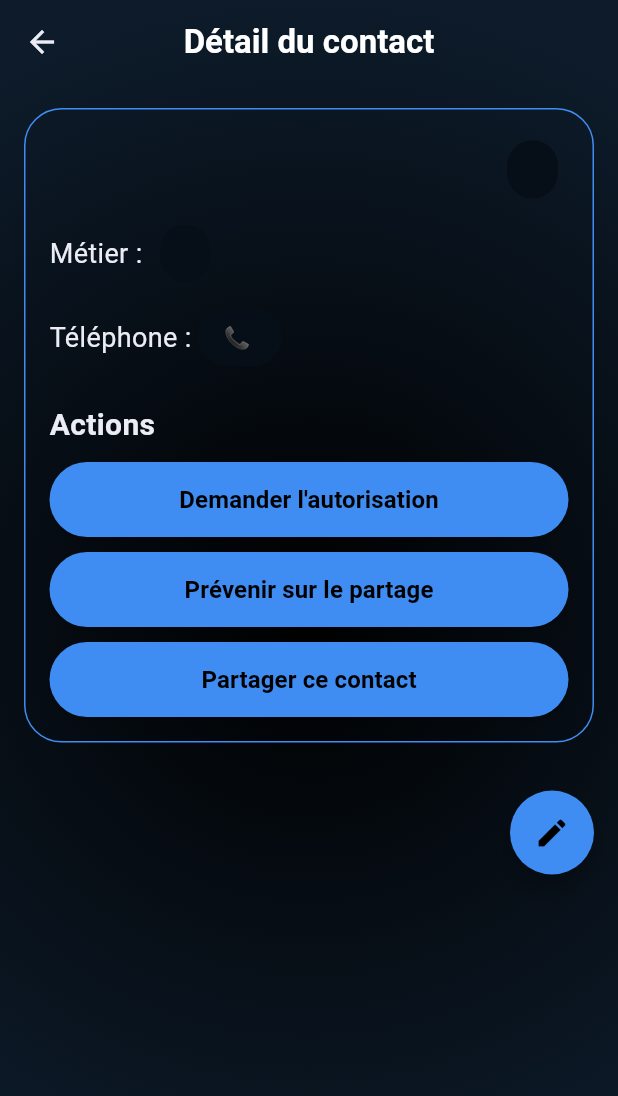
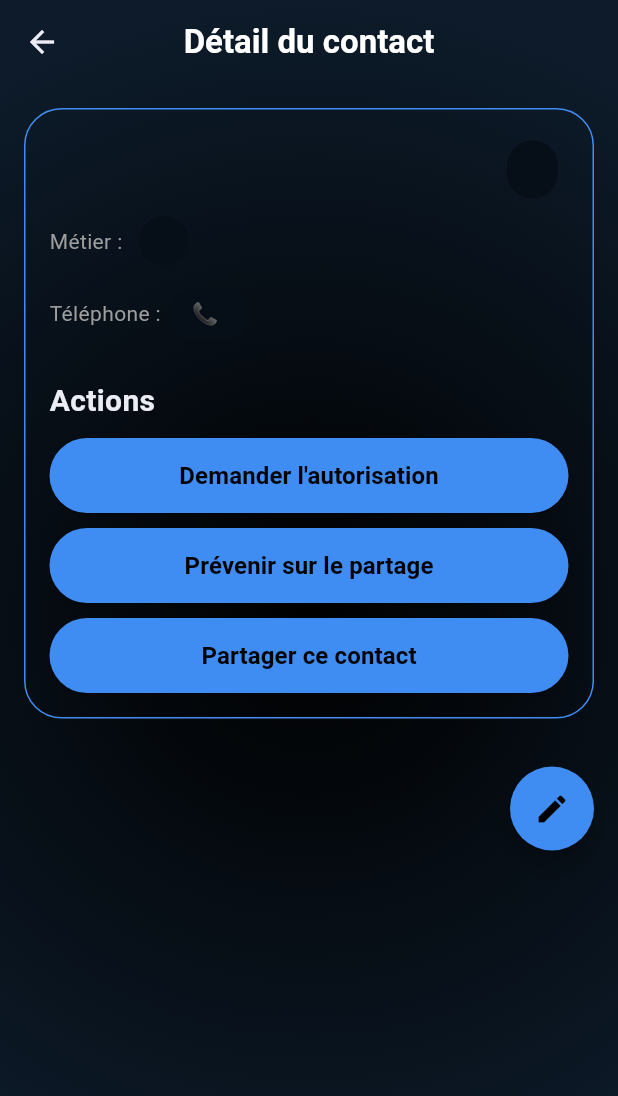
Before and after one commit to thibaultpkahn/RelayMe, a Flutter app: the ContactDetailScreen screen opened directly with empty values, on a phone screen of 412 x 824 dp. Shown: the top 1096 px of the screen. Run offline on Flutter 3.47's test engine with Material 3 defaults, Android fonts, the phone set to English and light mode, and no system bars; our stand-ins replace cloud_firestore, firebase_core; accounts and stored records are empty.

Commit message:
Finalisation du front de detail contact

```diff
--- a/lib/screens/contact_detail_screen.dart
+++ b/lib/screens/contact_detail_screen.dart
@@ -89,16 +89,13 @@ class ContactDetailScreen extends StatelessWidget {
                             ),
                           ],
                         ),
-                        const SizedBox(height: 8),
-                        // Métier
-                        // Métier
                         Row(
                           children: [
                             Text(
                               "Métier : ",
                               style: const TextStyle(
-                                fontSize: 18,
-                                color: AppColors.whiteText,
+                                fontSize: 14,
+                                color: AppColors.grayText,
                               ),
                             ),
                             Chip(
@@ -114,18 +111,18 @@ class ContactDetailScreen extends StatelessWidget {
                                 borderRadius: BorderRadius.circular(20),
                                 side: BorderSide(color: Colors.transparent),
                               ),
+                              padding: const EdgeInsets.symmetric(horizontal: 8, vertical: 0),
                             ),
                           ],
                         ),
-                        const SizedBox(height: 8),
                         // Numéro de téléphone
                         Row(
                           children: [
                             Text(
                               "Téléphone : ",
                               style: const TextStyle(
-                                fontSize: 18,
-                                color: AppColors.whiteText,
+                                fontSize: 14,
+                                color: AppColors.grayText,
                               ),
                             ),
                             Chip(
@@ -141,6 +138,7 @@ class ContactDetailScreen extends StatelessWidget {
                                 borderRadius: BorderRadius.circular(20),
                                 side: BorderSide(color: Colors.transparent),
                               ),
+                              padding: const EdgeInsets.symmetric(horizontal: 8, vertical: 0),
                             ),
                           ],
                         ),
```
